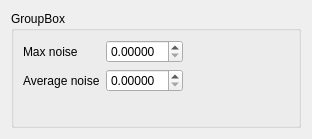
Qt form ui/curvesettingsdialog.ui (ndtimofeev/particleicp) before a commit.
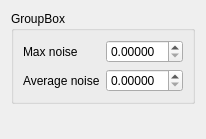
The same form after that commit.

Patch:
```diff
--- a/ui/curvesettingsdialog.ui
+++ b/ui/curvesettingsdialog.ui
@@ -6,7 +6,7 @@
    <rect>
     <x>0</x>
     <y>0</y>
-    <width>312</width>
+    <width>202</width>
     <height>139</height>
    </rect>
   </property>
@@ -60,6 +60,19 @@
      </layout>
     </widget>
    </item>
+   <item>
+    <spacer name="verticalSpacer">
+     <property name="orientation">
+      <enum>Qt::Vertical</enum>
+     </property>
+     <property name="sizeHint" stdset="0">
+      <size>
+       <width>20</width>
+       <height>40</height>
+      </size>
+     </property>
+    </spacer>
+   </item>
   </layout>
  </widget>
  <resources/>
```
Left out of the diff: 4 changed lines with no effect on the pictures.
